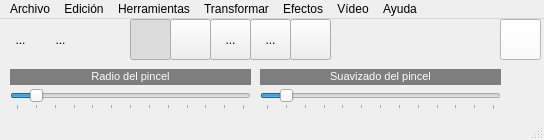
This is mainwindow.ui in pjmeca/QFotoPaint5 as Qt 5 draws it before an edit. The edited form follows.
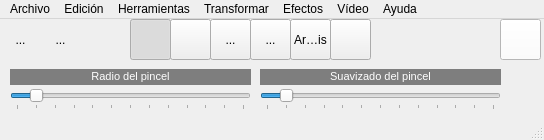
This is the edited form. Icons and pictures are not drawn.

What changed in the file:
```diff
--- a/mainwindow.ui
+++ b/mainwindow.ui
@@ -274,7 +274,7 @@
    <widget class="QToolButton" name="toolButton_6">
     <property name="geometry">
      <rect>
-      <x>290</x>
+      <x>330</x>
       <y>0</y>
       <width>41</width>
       <height>41</height>
@@ -368,6 +368,29 @@
      <bool>true</bool>
     </property>
    </widget>
+   <widget class="QToolButton" name="toolButton_9">
+    <property name="geometry">
+     <rect>
+      <x>290</x>
+      <y>0</y>
+      <width>41</width>
+      <height>41</height>
+     </rect>
+    </property>
+    <property name="text">
+     <string>Arcoiris</string>
+    </property>
+    <property name="icon">
+     <iconset resource="recursos.qrc">
+      <normaloff>:/imagenes/rainbowcircle.png</normaloff>:/imagenes/rainbowcircle.png</iconset>
+    </property>
+    <property name="checkable">
+     <bool>true</bool>
+    </property>
+    <property name="autoExclusive">
+     <bool>true</bool>
+    </property>
+   </widget>
   </widget>
   <widget class="QMenuBar" name="menuBar">
    <property name="geometry">
```
Left out of the diff: 48 changed lines with no effect on the pictures.
